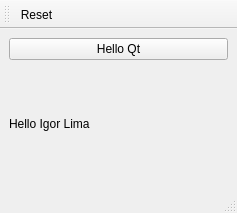
The window that 1_hello_world/QtHelloWorld.ui (otaviohc19/ia-cc-2022-2-otaviocardoso) describes before a commit, drawn with Qt 5.
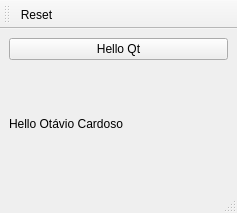
The same window after the commit. Icons and pictures are not drawn.

Commit message: Hello World Coisas Leves

```diff
--- a/1_hello_world/QtHelloWorld.ui
+++ b/1_hello_world/QtHelloWorld.ui
@@ -25,7 +25,7 @@
     <item>
      <widget class="QLabel" name="hellolabel">
       <property name="text">
-       <string>Hello Igor Lima</string>
+       <string>Hello Otávio Cardoso</string>
       </property>
      </widget>
     </item>
```
